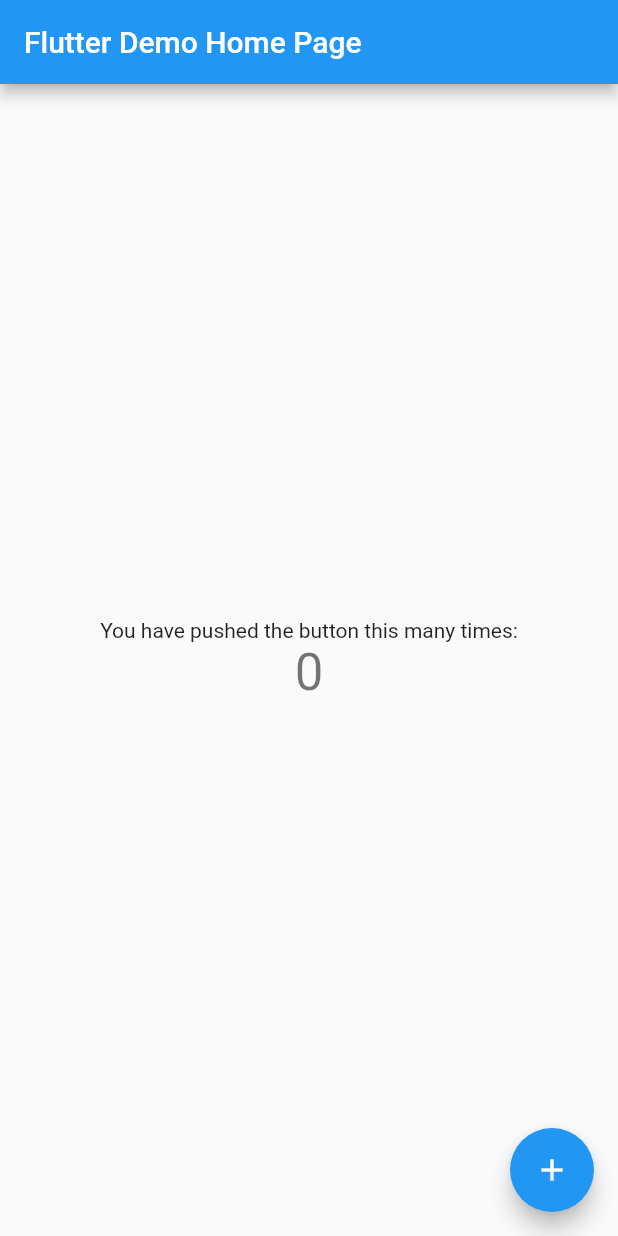
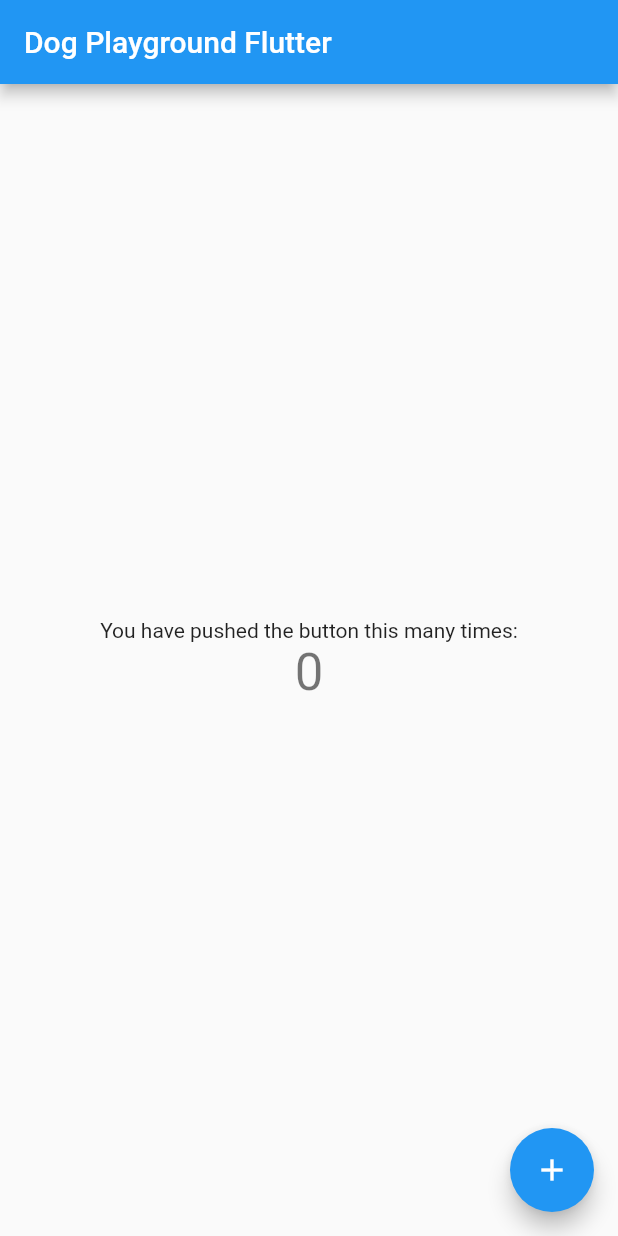
Before and after one commit to amosesuwali/Dog-Playground-flutter, a Flutter app: the screen it shows after launch, on a phone screen of 412 x 824 dp. Run offline on Flutter 3.47's test engine with Material 2 defaults, Android fonts, the phone set to English and light mode, and no system bars.

Commit message:
Dog Playground Flutter

```diff
--- a/lib/main.dart
+++ b/lib/main.dart
@@ -11,7 +11,7 @@ class MyApp extends StatelessWidget {
   @override
   Widget build(BuildContext context) {
     return MaterialApp(
-      title: 'Flutter Demo',
+      title: 'Dog Playground Flutter',
       theme: ThemeData(
         // This is the theme of your application.
         //
@@ -24,7 +24,7 @@ class MyApp extends StatelessWidget {
         // is not restarted.
         primarySwatch: Colors.blue,
       ),
-      home: const MyHomePage(title: 'Flutter Demo Home Page'),
+      home: const MyHomePage(title: 'Dog Playground Flutter'),
     );
   }
 }
```
